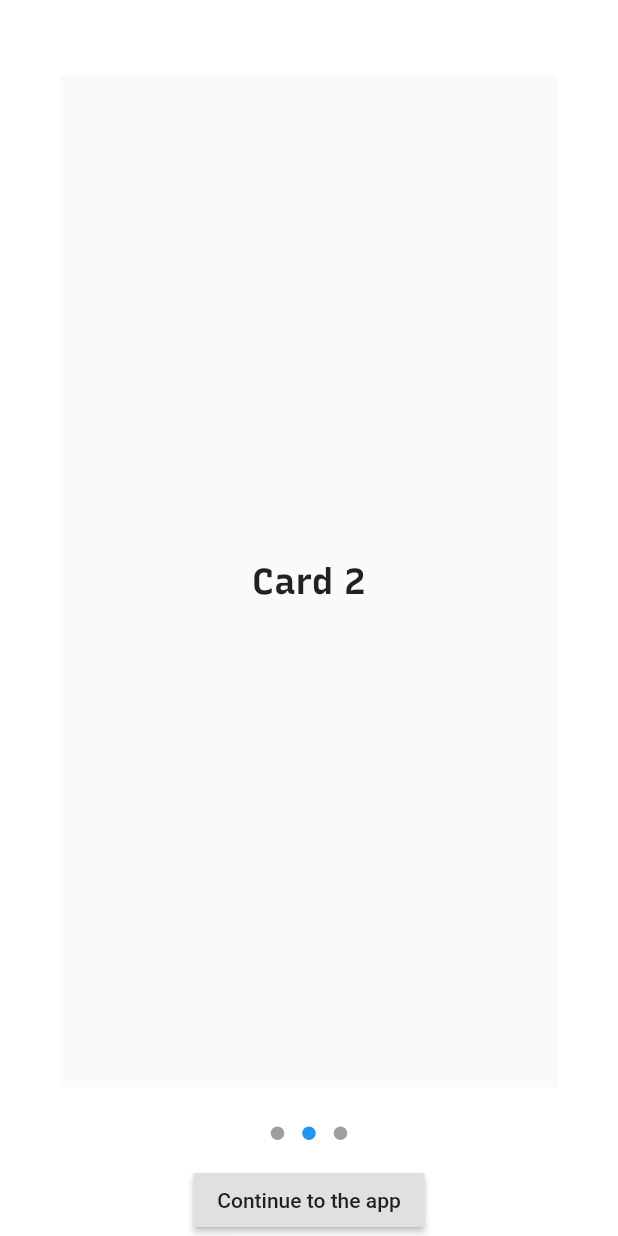
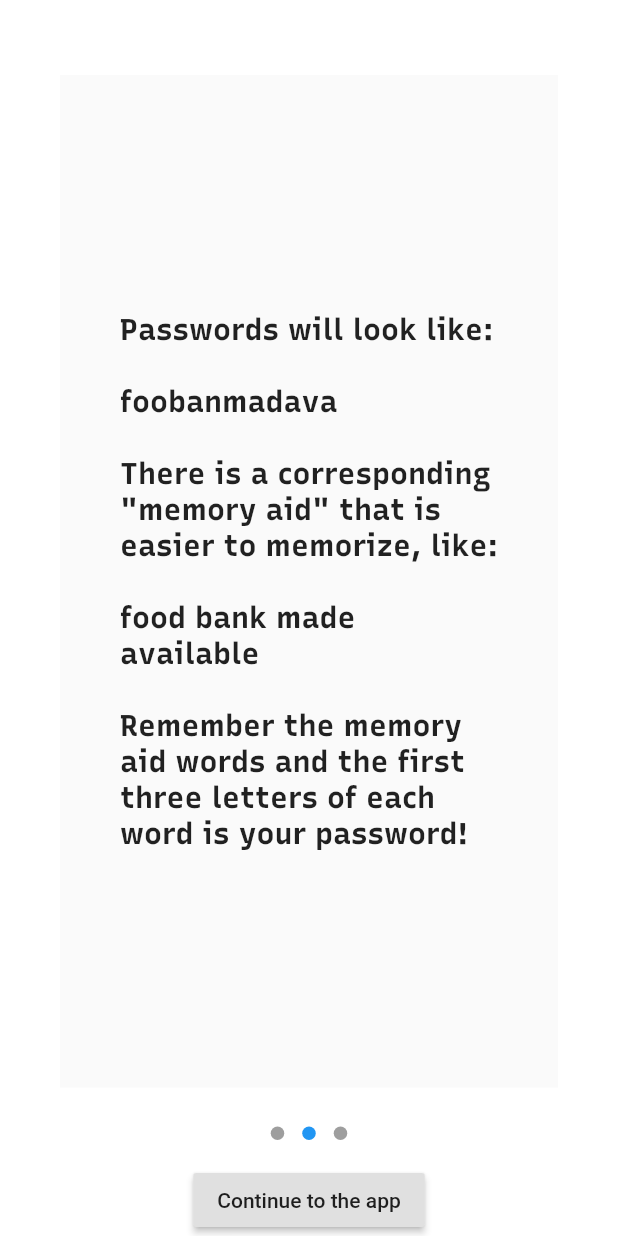
Before and after one commit to asimihsan/ezmempass, a Flutter app: the screen it shows after launch, swiped to page 2, on a phone screen of 412 x 824 dp. Run offline on Flutter 3.47's test engine with Material 2 defaults, Android fonts, the light colour scheme and no system bars; drawn by our look-alikes of carousel_slider, dots_indicator; our stand-ins replace flutter_markdown, share, shared_preferences; project files that could hold a hidden picture were left out.

Commit message:
flutter - update intro and help text

```diff
--- a/flutter_app/lib/initial_intro.dart
+++ b/flutter_app/lib/initial_intro.dart
@@ -11,6 +11,21 @@ class InitialIntro extends StatefulWidget {
 }
 
 class _InitialIntroState extends State<InitialIntro> {
+  static final EN_CARD_1 = """EzMemPass creates strong, easy to remember passwords!""";
+  static final EN_CARD_2 = """Passwords will look like:
+
+foobanmadava
+
+There is a corresponding "memory aid" that is easier to memorize, like:
+
+food bank made available
+
+Remember the memory aid words and the first three letters of each word is your password!""";
+
+  static final EN_CARD_3 = """Use passwords with 8 or more words to create strong passwords.""";
+
+  static final NUMBER_OF_CARDS = 3;
+
   int _current = 0;
 
   @override
@@ -29,16 +44,15 @@ class _InitialIntroState extends State<InitialIntro> {
               });
             }),
         items: <Widget>[
-          InitialIntroCard(
-              cardText: 'ezMemPass helps you make strong, easy to remember passwords! Card 1'),
-          InitialIntroCard(cardText: 'Card 2'),
-          InitialIntroCard(cardText: 'Card 3'),
+          InitialIntroCard(cardText: EN_CARD_1),
+          InitialIntroCard(cardText: EN_CARD_2),
+          InitialIntroCard(cardText: EN_CARD_3),
         ],
       );
     });
 
     final Widget dotsIndicator = new DotsIndicator(
-      dotsCount: 3,
+      dotsCount: NUMBER_OF_CARDS,
       position: _current.toDouble(),
     );
 
--- a/flutter_app/lib/widgets/initial_intro_card.dart
+++ b/flutter_app/lib/widgets/initial_intro_card.dart
@@ -21,11 +21,9 @@ class InitialIntroCard extends StatelessWidget {
           alignment: Alignment.center,
           child: Text(
             cardText,
-            textAlign: TextAlign.center,
-            style: Theme.of(context)
-                .textTheme
-                .headline
-                .copyWith(fontFamily: 'RecursiveSansLinear'),
+            textAlign: TextAlign.left,
+            style:
+                Theme.of(context).textTheme.headline6.copyWith(fontFamily: 'RecursiveSansLinear'),
           )),
     );
   }
```
Also changed, not shown: 1 other file.
